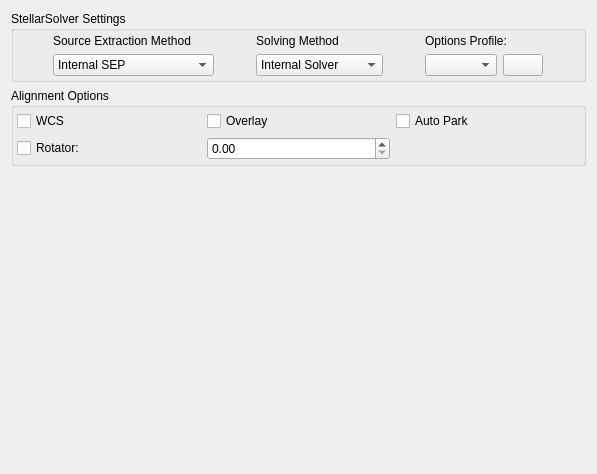
First picture: the form in kstars/ekos/align/opsalign.ui, repository KDE/kstars, before the edit.
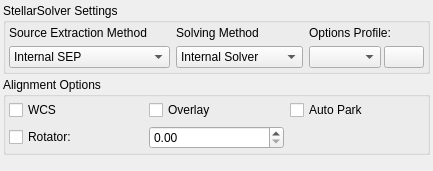
Second picture: the form after the edit.

```diff
--- a/kstars/ekos/align/opsalign.ui
+++ b/kstars/ekos/align/opsalign.ui
@@ -6,11 +6,26 @@
    <rect>
     <x>0</x>
     <y>0</y>
-    <width>597</width>
-    <height>474</height>
+    <width>399</width>
+    <height>171</height>
    </rect>
   </property>
   <layout class="QVBoxLayout" name="verticalLayout">
+   <property name="spacing">
+    <number>3</number>
+   </property>
+   <property name="leftMargin">
+    <number>3</number>
+   </property>
+   <property name="topMargin">
+    <number>3</number>
+   </property>
+   <property name="rightMargin">
+    <number>3</number>
+   </property>
+   <property name="bottomMargin">
+    <number>3</number>
+   </property>
    <item>
     <widget class="QGroupBox" name="groupBox_6">
      <property name="title">
@@ -146,6 +161,9 @@
       </item>
       <item row="1" column="4">
        <layout class="QHBoxLayout" name="horizontalLayout_4">
+        <property name="spacing">
+         <number>3</number>
+        </property>
         <item>
          <widget class="QComboBox" name="kcfg_SolveOptionsProfile">
           <property name="sizePolicy">
```
